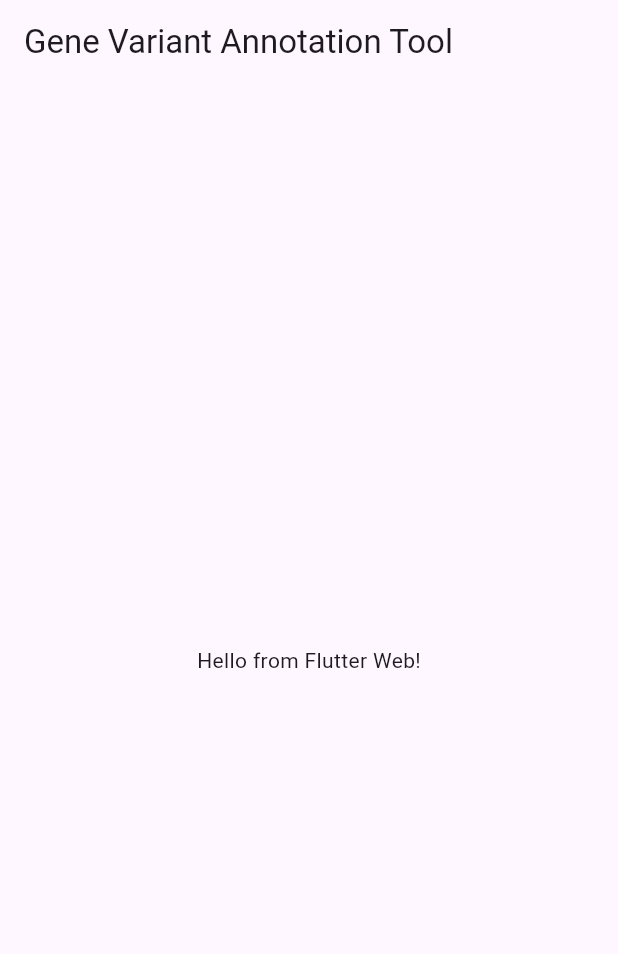
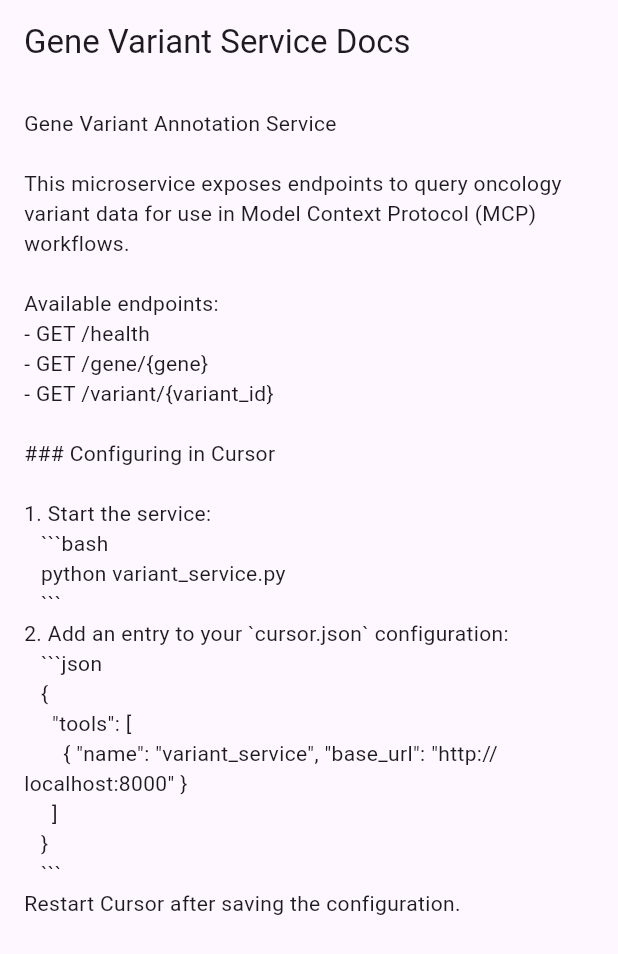
Before and after one commit to csjoblom/mcp-gene-variant-annotation, a Flutter app: the screen it shows after launch, on a phone screen of 412 x 824 dp. Shown: the top 954 px of the screen. Run offline on Flutter 3.47's test engine with Material 3 defaults, Android fonts, the phone set to English and light mode, and no system bars.

Commit message:
docs: add MCP service documentation

````diff
--- a/flutter_web_app/lib/main.dart
+++ b/flutter_web_app/lib/main.dart
@@ -7,16 +7,44 @@
 class MyApp extends StatelessWidget {
   const MyApp({super.key});
 
+  static const String docText = '''
+Gene Variant Annotation Service
+
+This microservice exposes endpoints to query oncology variant data for use in Model Context Protocol (MCP) workflows.
+
+Available endpoints:
+- GET /health
+- GET /gene/{gene}
+- GET /variant/{variant_id}
+
+### Configuring in Cursor
+
+1. Start the service:
+   ```bash
+   python variant_service.py
+   ```
+2. Add an entry to your `cursor.json` configuration:
+   ```json
+   {
+     "tools": [
+       { "name": "variant_service", "base_url": "http://localhost:8000" }
+     ]
+   }
+   ```
+Restart Cursor after saving the configuration.
+''';
+
   @override
   Widget build(BuildContext context) {
     return MaterialApp(
-      title: 'Gene Variant App',
+      title: 'MCP Service Docs',
       home: Scaffold(
         appBar: AppBar(
-          title: const Text('Gene Variant Annotation Tool'),
+          title: const Text('Gene Variant Service Docs'),
         ),
-        body: const Center(
-          child: Text('Hello from Flutter Web!'),
+        body: const SingleChildScrollView(
+          padding: EdgeInsets.all(16),
+          child: SelectableText(docText),
         ),
       ),
     );
````
Also changed, not shown: 3 other files.
